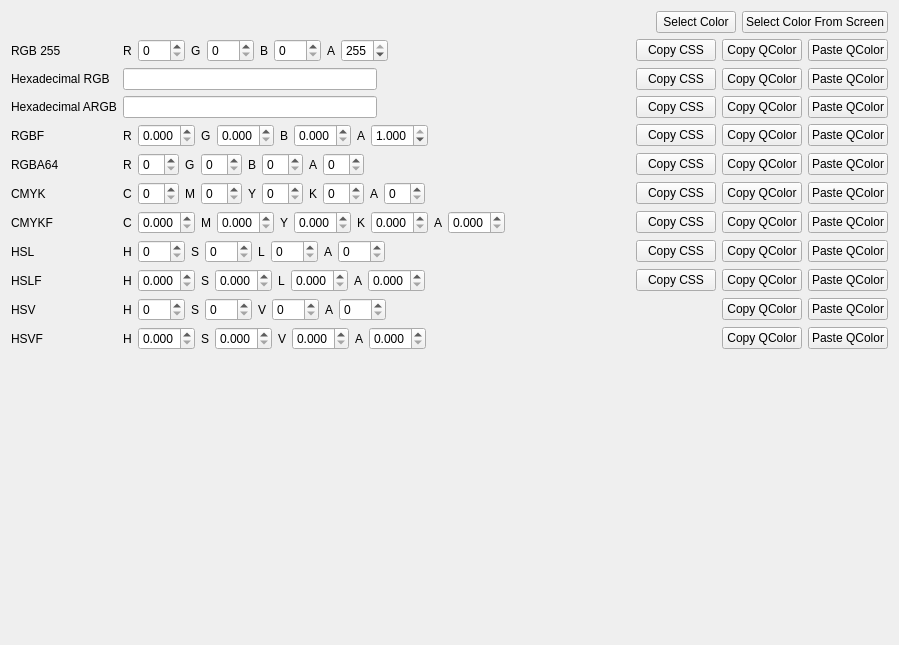
Qt form src/widgets/colorpicker.ui (N1vn0vem8er/cutetoolbox) before a commit.
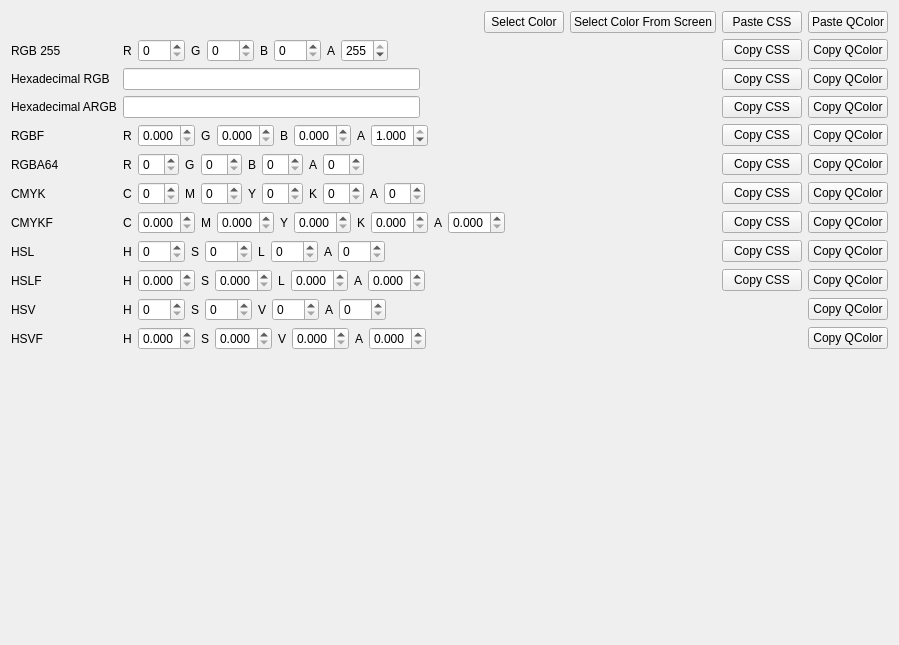
The same form after that commit. Icons and pictures are not drawn.

Commit message: Implemented pasting for rgb and cmyk

What changed in the file:
```diff
--- a/src/widgets/colorpicker.ui
+++ b/src/widgets/colorpicker.ui
@@ -49,6 +49,26 @@
        </property>
       </widget>
      </item>
+     <item>
+      <widget class="QPushButton" name="pasteCSSButton">
+       <property name="text">
+        <string>Paste CSS</string>
+       </property>
+       <property name="icon">
+        <iconset theme="QIcon::ThemeIcon::EditPaste"/>
+       </property>
+      </widget>
+     </item>
+     <item>
+      <widget class="QPushButton" name="pasteQColorButton">
+       <property name="text">
+        <string>Paste QColor</string>
+       </property>
+       <property name="icon">
+        <iconset theme="QIcon::ThemeIcon::EditPaste"/>
+       </property>
+      </widget>
+     </item>
     </layout>
    </item>
    <item>
@@ -157,19 +177,6 @@
          </property>
         </widget>
        </item>
-       <item>
-        <widget class="QPushButton" name="pasteQColorButton">
-         <property name="toolTip">
-          <string>Paste from QColor</string>
-         </property>
-         <property name="text">
-          <string>Paste QColor</string>
-         </property>
-         <property name="icon">
-          <iconset theme="QIcon::ThemeIcon::EditPaste"/>
-         </property>
-        </widget>
-       </item>
       </layout>
      </item>
      <item row="1" column="0">
@@ -220,19 +227,6 @@
          </property>
         </widget>
        </item>
-       <item>
-        <widget class="QPushButton" name="pasteHexButton">
-         <property name="toolTip">
-          <string>Paste from QColor</string>
-         </property>
-         <property name="text">
-          <string>Paste QColor</string>
-         </property>
-         <property name="icon">
-          <iconset theme="QIcon::ThemeIcon::EditPaste"/>
-         </property>
-        </widget>
-       </item>
       </layout>
      </item>
      <item row="3" column="0">
@@ -363,19 +357,6 @@
          </property>
         </widget>
        </item>
-       <item>
-        <widget class="QPushButton" name="pasteRgbfButton">
-         <property name="toolTip">
-          <string>Paste from QColor</string>
-         </property>
-         <property name="text">
-          <string>Paste QColor</string>
-         </property>
-         <property name="icon">
-          <iconset theme="QIcon::ThemeIcon::EditPaste"/>
-         </property>
-        </widget>
-       </item>
       </layout>
      </item>
      <item row="4" column="0">
@@ -463,19 +444,6 @@
          </property>
         </widget>
        </item>
-       <item>
-        <widget class="QPushButton" name="pasteRgba64Button">
-         <property name="toolTip">
-          <string>Paste from QColor</string>
-         </property>
-         <property name="text">
-          <string>Paste QColor</string>
-         </property>
-         <property name="icon">
-          <iconset theme="QIcon::ThemeIcon::EditPaste"/>
-         </property>
-        </widget>
-       </item>
       </layout>
      </item>
      <item row="5" column="0">
@@ -573,19 +541,6 @@
          </property>
         </widget>
        </item>
-       <item>
-        <widget class="QPushButton" name="pasteCmykButton">
-         <property name="toolTip">
-          <string>Paste from QColor</string>
-         </property>
-         <property name="text">
-          <string>Paste QColor</string>
-         </property>
-         <property name="icon">
-          <iconset theme="QIcon::ThemeIcon::EditPaste"/>
-         </property>
-        </widget>
-       </item>
       </layout>
      </item>
      <item row="6" column="0">
@@ -733,19 +688,6 @@
          </property>
         </widget>
        </item>
-       <item>
-        <widget class="QPushButton" name="pasteCmykFButton">
-         <property name="toolTip">
-          <string>Paste from QColor</string>
-         </property>
-         <property name="text">
-          <string>Paste QColor</string>
-         </property>
-         <property name="icon">
-          <iconset theme="QIcon::ThemeIcon::EditPaste"/>
-         </property>
-        </widget>
-       </item>
       </layout>
      </item>
      <item row="7" column="0">
@@ -849,19 +791,6 @@
          </property>
         </widget>
        </item>
-       <item>
-        <widget class="QPushButton" name="pasteHslButton">
-         <property name="toolTip">
-          <string>Paste from QColor</string>
-         </property>
-         <property name="text">
-          <string>Paste QColor</string>
-         </property>
-         <property name="icon">
-          <iconset theme="QIcon::ThemeIcon::EditPaste"/>
-         </property>
-        </widget>
-       </item>
       </layout>
      </item>
      <item row="8" column="0">
@@ -989,19 +918,6 @@
          </property>
         </widget>
        </item>
-       <item>
-        <widget class="QPushButton" name="pasteHslFButton">
-         <property name="toolTip">
-          <string>Paste from QColor</string>
-         </property>
-         <property name="text">
-          <string>Paste QColor</string>
-         </property>
-         <property name="icon">
-          <iconset theme="QIcon::ThemeIcon::EditPaste"/>
-         </property>
-        </widget>
-       </item>
       </layout>
      </item>
      <item row="9" column="0">
@@ -1095,19 +1011,6 @@
          </property>
         </widget>
        </item>
-       <item>
-        <widget class="QPushButton" name="pasteHsvButton">
-         <property name="toolTip">
-          <string>Paste from QColor</string>
-         </property>
-         <property name="text">
-          <string>Paste QColor</string>
-         </property>
-         <property name="icon">
-          <iconset theme="QIcon::ThemeIcon::EditPaste"/>
-         </property>
-        </widget>
-       </item>
       </layout>
      </item>
      <item row="10" column="0">
@@ -1225,19 +1128,6 @@
          </property>
         </widget>
        </item>
-       <item>
-        <widget class="QPushButton" name="pasteHsvFButton">
-         <property name="toolTip">
-          <string>Paste from QColor</string>
-         </property>
-         <property name="text">
-          <string>Paste QColor</string>
-         </property>
-         <property name="icon">
-          <iconset theme="QIcon::ThemeIcon::EditPaste"/>
-         </property>
-        </widget>
-       </item>
       </layout>
      </item>
      <item row="2" column="0">
@@ -1285,16 +1175,6 @@
          </property>
         </widget>
        </item>
-       <item>
-        <widget class="QPushButton" name="pasteARGBQColorButton">
-         <property name="text">
-          <string>Paste QColor</string>
-         </property>
-         <property name="icon">
-          <iconset theme="QIcon::ThemeIcon::EditPaste"/>
-         </property>
-        </widget>
-       </item>
       </layout>
      </item>
     </layout>
```
The commit also changes 2 other files.
